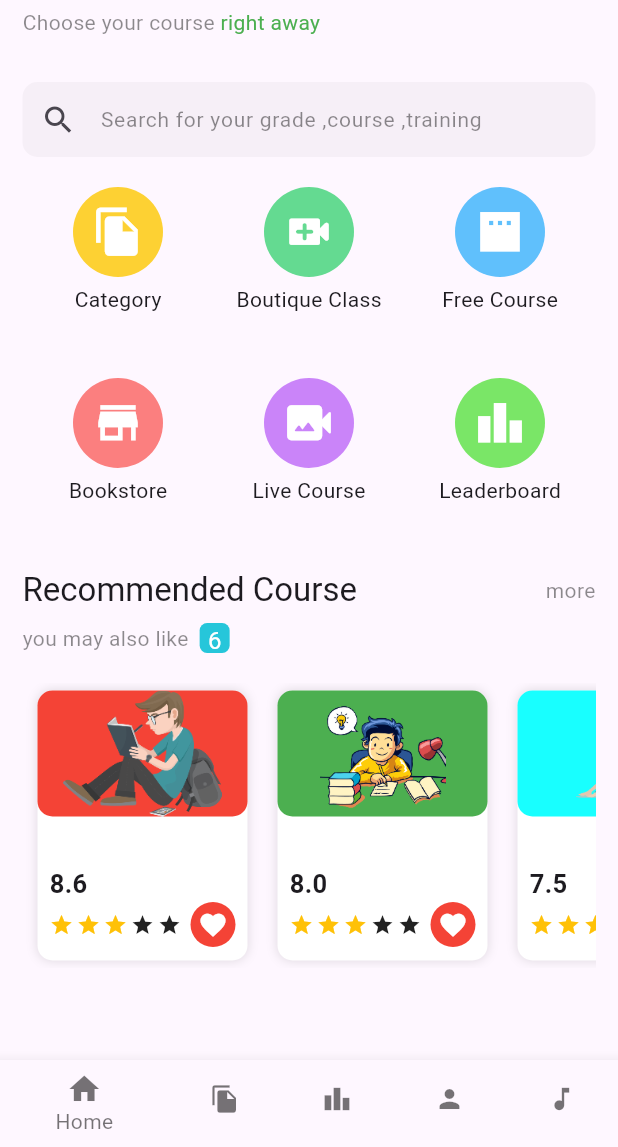
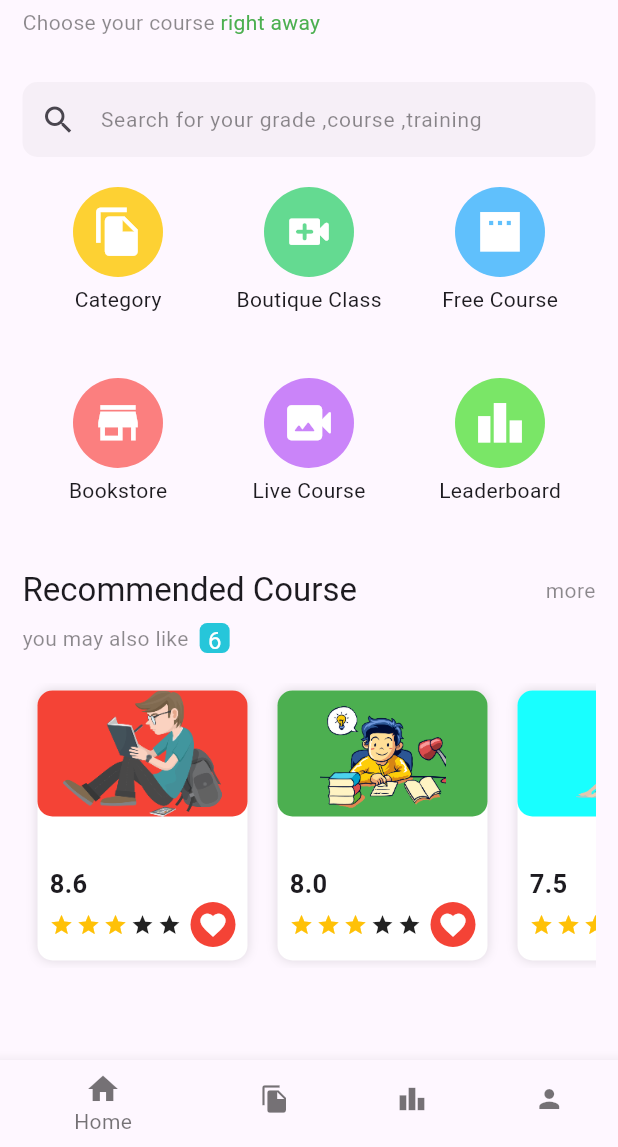
Before and after one commit to ParveenSheoran007/home_page, a Flutter app: the screen it shows after launch, on a phone screen of 412 x 824 dp, the part 89-1236 px from its top. Run offline on Flutter 3.47's test engine with Material 2 defaults, Android fonts, the phone set to English and light mode, and no system bars.

```diff
--- a/lib/course_screen.dart
+++ b/lib/course_screen.dart
@@ -36,11 +36,7 @@ class CourseBar extends StatelessWidget {
         ),
           label: 'My',
         ),
-        BottomNavigationBarItem(icon: Icon(
-          Icons.music_note,
-        ),
-          label: 'Music',
-        ),
+
       ],
     );
   }
```
